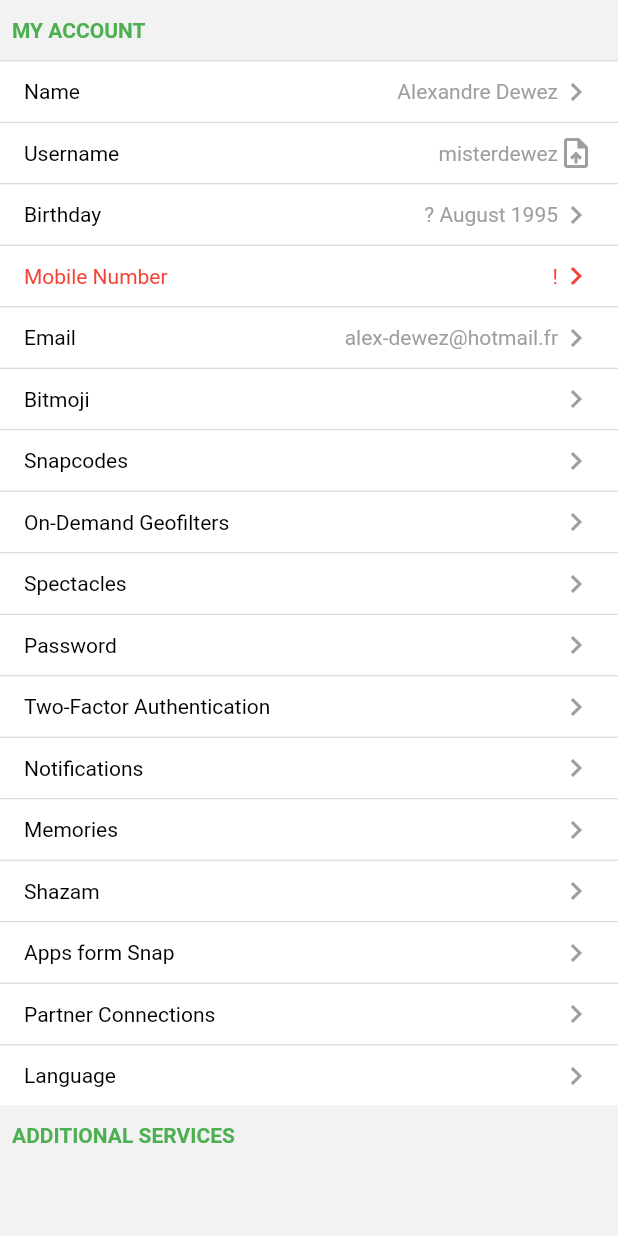
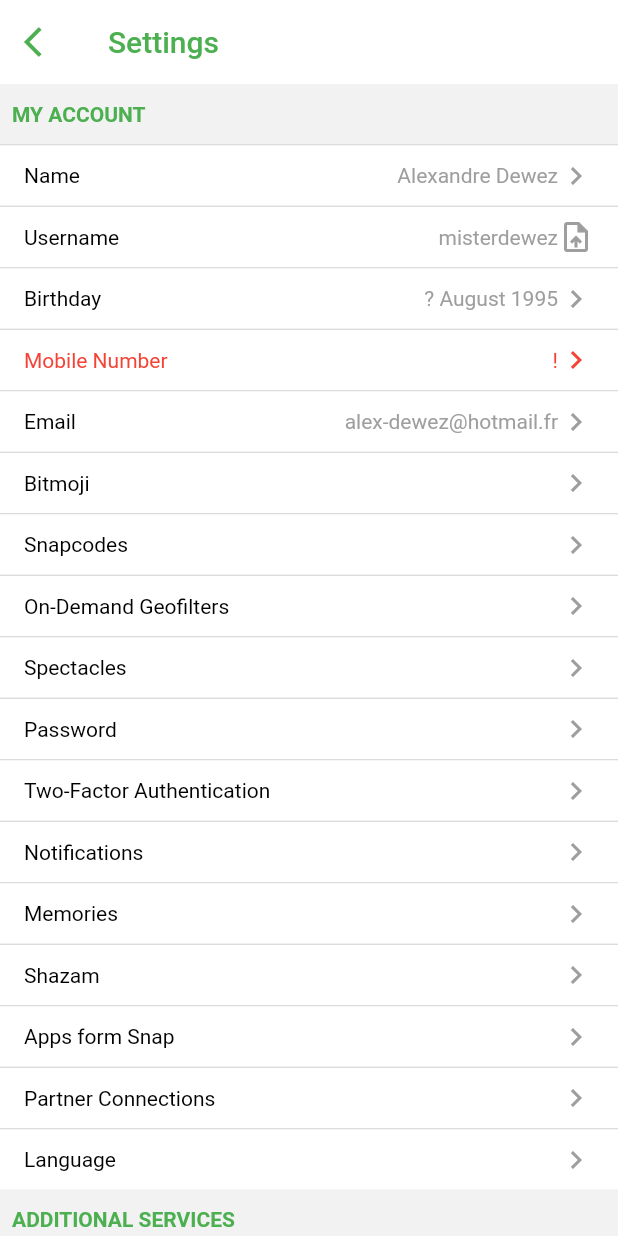
Before and after one commit to KobayashiYoh/ui_trace_20220907, a Flutter app: the screen it shows after launch, on a phone screen of 412 x 824 dp. Run offline on Flutter 3.47's test engine with Material 2 defaults, Android fonts, the phone set to English and light mode, and no system bars.

Commit message:
AppBarを追加

```diff
--- a/lib/setting_page.dart
+++ b/lib/setting_page.dart
@@ -9,6 +9,19 @@ class SettingPage extends StatelessWidget {
   Widget build(BuildContext context) {
     return Scaffold(
       backgroundColor: const Color(0xFFF2F2F2),
+      appBar: AppBar(
+        title: const Text('Settings'),
+        backgroundColor: Colors.white,
+        foregroundColor: Colors.green,
+        leading: IconButton(
+          onPressed: () {},
+          icon: const Icon(
+            Icons.arrow_back_ios,
+            color: Colors.green,
+          ),
+        ),
+        elevation: 0,
+      ),
       body: ListView(
         children: const [
           SettingTitleContainer(text: 'MY ACCOUNT'),
```
